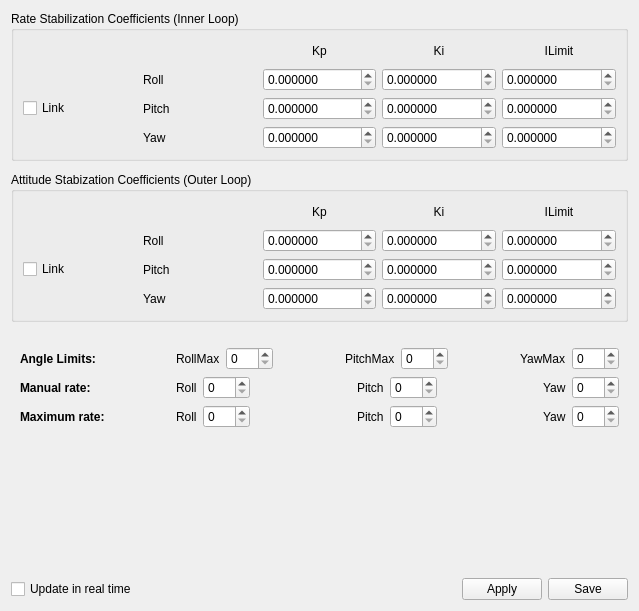
This is ground/openpilotgcs/src/plugins/config/stabilization.ui in openpilot/OpenPilot as Qt 5 draws it before an edit. The edited form follows.
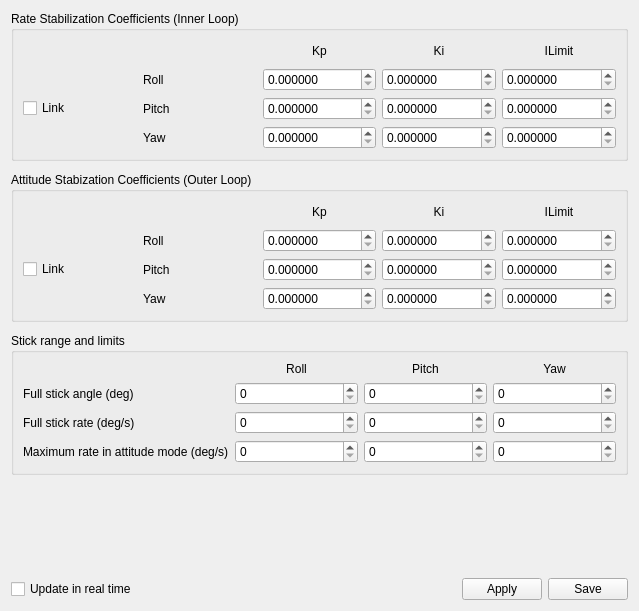
This is the edited form. Icons and pictures are not drawn.

Commit message: Group the axis limimts in the stabilization settings.

```diff
--- a/ground/openpilotgcs/src/plugins/config/stabilization.ui
+++ b/ground/openpilotgcs/src/plugins/config/stabilization.ui
@@ -447,108 +447,103 @@
      <property name="sizeHint" stdset="0">
       <size>
        <width>20</width>
-       <height>10</height>
+       <height>5</height>
       </size>
      </property>
     </spacer>
    </item>
    <item>
-    <widget class="QFrame" name="piFactors">
-     <layout class="QVBoxLayout" name="verticalLayout_2">
-      <item>
-       <layout class="QHBoxLayout" name="horizontalLayout_4">
-        <item>
-         <widget class="QLabel" name="label_5">
+    <widget class="QGroupBox" name="groupBox_3">
+     <property name="sizePolicy">
+      <sizepolicy hsizetype="Preferred" vsizetype="MinimumExpanding">
+       <horstretch>0</horstretch>
+       <verstretch>0</verstretch>
+      </sizepolicy>
+     </property>
           <property name="minimumSize">
            <size>
-            <width>150</width>
+       <width>0</width>
             <height>0</height>
            </size>
           </property>
-          <property name="font">
-           <font>
-            <weight>75</weight>
-            <bold>true</bold>
-           </font>
-          </property>
-          <property name="text">
-           <string>Angle Limits:</string>
-          </property>
-         </widget>
-        </item>
-        <item>
+     <property name="title">
+      <string>Stick range and limits</string>
+     </property>
+     <layout class="QGridLayout" name="gridLayout" rowminimumheight="5,5,5,5">
+      <property name="sizeConstraint">
+       <enum>QLayout::SetMinAndMaxSize</enum>
+      </property>
+      <item row="0" column="1">
          <widget class="QLabel" name="label">
           <property name="text">
-           <string>RollMax</string>
-          </property>
-         </widget>
-        </item>
-        <item>
+         <string>Roll</string>
+        </property>
+        <property name="alignment">
+         <set>Qt::AlignCenter</set>
+        </property>
+       </widget>
+      </item>
+      <item row="0" column="2">
+       <widget class="QLabel" name="label_22">
+        <property name="text">
+         <string>Pitch</string>
+        </property>
+        <property name="alignment">
+         <set>Qt::AlignCenter</set>
+        </property>
+       </widget>
+      </item>
+      <item row="0" column="3">
+       <widget class="QLabel" name="label_23">
+        <property name="text">
+         <string>Yaw</string>
+        </property>
+        <property name="alignment">
+         <set>Qt::AlignCenter</set>
+        </property>
+       </widget>
+      </item>
+      <item row="1" column="1">
          <widget class="QSpinBox" name="rollMax">
           <property name="maximum">
            <number>180</number>
           </property>
          </widget>
         </item>
-        <item>
-         <spacer name="horizontalSpacer_4">
-          <property name="orientation">
-           <enum>Qt::Horizontal</enum>
-          </property>
-          <property name="sizeHint" stdset="0">
-           <size>
-            <width>40</width>
-            <height>20</height>
-           </size>
-          </property>
-         </spacer>
-        </item>
-        <item>
-         <widget class="QLabel" name="label_2">
-          <property name="text">
-           <string>PitchMax</string>
-          </property>
-         </widget>
-        </item>
-        <item>
+      <item row="1" column="2">
          <widget class="QSpinBox" name="pitchMax">
           <property name="maximum">
            <number>180</number>
           </property>
          </widget>
         </item>
-        <item>
-         <spacer name="horizontalSpacer_5">
-          <property name="orientation">
-           <enum>Qt::Horizontal</enum>
-          </property>
-          <property name="sizeHint" stdset="0">
-           <size>
-            <width>40</width>
-            <height>20</height>
-           </size>
-          </property>
-         </spacer>
-        </item>
-        <item>
-         <widget class="QLabel" name="label_3">
-          <property name="text">
-           <string>YawMax</string>
-          </property>
-         </widget>
-        </item>
-        <item>
+      <item row="1" column="3">
          <widget class="QSpinBox" name="yawMax">
           <property name="maximum">
            <number>180</number>
           </property>
          </widget>
         </item>
-       </layout>
+      <item row="1" column="0">
+       <widget class="QLabel" name="label_5">
+        <property name="minimumSize">
+         <size>
+          <width>150</width>
+          <height>0</height>
+         </size>
+        </property>
+        <property name="font">
+         <font>
+          <weight>50</weight>
+          <bold>false</bold>
+         </font>
+        </property>
+        <property name="text">
+         <string>Full stick angle (deg)</string>
+        </property>
+       </widget>
       </item>
-      <item>
-       <layout class="QHBoxLayout" name="horizontalLayout_5">
-        <item>
+      <item row="2" column="0">
          <widget class="QLabel" name="label_6">
           <property name="minimumSize">
            <size>
@@ -558,88 +553,37 @@
           </property>
           <property name="font">
            <font>
-            <weight>75</weight>
-            <bold>true</bold>
+          <weight>50</weight>
+          <bold>false</bold>
            </font>
           </property>
           <property name="text">
-           <string>Manual rate:</string>
+         <string>Full stick rate (deg/s)</string>
           </property>
          </widget>
         </item>
-        <item>
-         <widget class="QLabel" name="label_7">
-          <property name="text">
-           <string>Roll</string>
-          </property>
-         </widget>
-        </item>
-        <item>
+      <item row="2" column="1">
          <widget class="QSpinBox" name="manualRoll">
           <property name="maximum">
            <number>300</number>
           </property>
          </widget>
         </item>
-        <item>
-         <spacer name="horizontalSpacer_6">
-          <property name="orientation">
-           <enum>Qt::Horizontal</enum>
-          </property>
-          <property name="sizeHint" stdset="0">
-           <size>
-            <width>40</width>
-            <height>20</height>
-           </size>
-          </property>
-         </spacer>
-        </item>
-        <item>
-         <widget class="QLabel" name="label_22">
-          <property name="text">
-           <string>Pitch</string>
-          </property>
-         </widget>
-        </item>
-        <item>
+      <item row="2" column="2">
          <widget class="QSpinBox" name="manualPitch">
           <property name="maximum">
            <number>300</number>
           </property>
          </widget>
         </item>
-        <item>
-         <spacer name="horizontalSpacer_7">
-          <property name="orientation">
-           <enum>Qt::Horizontal</enum>
-          </property>
-          <property name="sizeHint" stdset="0">
-           <size>
-            <width>40</width>
-            <height>20</height>
-           </size>
-          </property>
-         </spacer>
-        </item>
-        <item>
-         <widget class="QLabel" name="label_23">
-          <property name="text">
-           <string>Yaw</string>
-          </property>
-         </widget>
-        </item>
-        <item>
+      <item row="2" column="3">
          <widget class="QSpinBox" name="manualYaw">
           <property name="maximum">
            <number>300</number>
           </property>
          </widget>
         </item>
-       </layout>
-      </item>
-      <item>
-       <layout class="QHBoxLayout" name="horizontalLayout_6">
-        <item>
+      <item row="3" column="0">
          <widget class="QLabel" name="label_24">
           <property name="minimumSize">
            <size>
@@ -649,84 +593,38 @@
           </property>
           <property name="font">
            <font>
-            <weight>75</weight>
-            <bold>true</bold>
-           </font>
-          </property>
-          <property name="text">
-           <string>Maximum rate:</string>
-          </property>
-         </widget>
-        </item>
-        <item>
-         <widget class="QLabel" name="label_25">
+          <weight>50</weight>
+          <bold>false</bold>
+         </font>
+        </property>
+        <property name="toolTip">
+         <string notr="true"/>
+        </property>
           <property name="text">
-           <string>Roll</string>
+         <string>Maximum rate in attitude mode (deg/s)</string>
           </property>
          </widget>
         </item>
-        <item>
+      <item row="3" column="1">
          <widget class="QSpinBox" name="maximumRoll">
           <property name="maximum">
            <number>300</number>
           </property>
          </widget>
         </item>
-        <item>
-         <spacer name="horizontalSpacer_8">
-          <property name="orientation">
-           <enum>Qt::Horizontal</enum>
-          </property>
-          <property name="sizeHint" stdset="0">
-           <size>
-            <width>40</width>
-            <height>20</height>
-           </size>
-          </property>
-         </spacer>
-        </item>
-        <item>
-         <widget class="QLabel" name="label_26">
-          <property name="text">
-           <string>Pitch</string>
-          </property>
-         </widget>
-        </item>
-        <item>
+      <item row="3" column="2">
          <widget class="QSpinBox" name="maximumPitch">
           <property name="maximum">
            <number>300</number>
           </property>
          </widget>
         </item>
-        <item>
-         <spacer name="horizontalSpacer_9">
-          <property name="orientation">
-           <enum>Qt::Horizontal</enum>
-          </property>
-          <property name="sizeHint" stdset="0">
-           <size>
-            <width>40</width>
-            <height>20</height>
-           </size>
-          </property>
-         </spacer>
-        </item>
-        <item>
-         <widget class="QLabel" name="label_27">
-          <property name="text">
-           <string>Yaw</string>
-          </property>
-         </widget>
-        </item>
-        <item>
+      <item row="3" column="3">
          <widget class="QSpinBox" name="maximumYaw">
           <property name="maximum">
            <number>300</number>
           </property>
          </widget>
-        </item>
-       </layout>
       </item>
      </layout>
     </widget>
```
Lines whose indentation alone changed are shown as unchanged.
